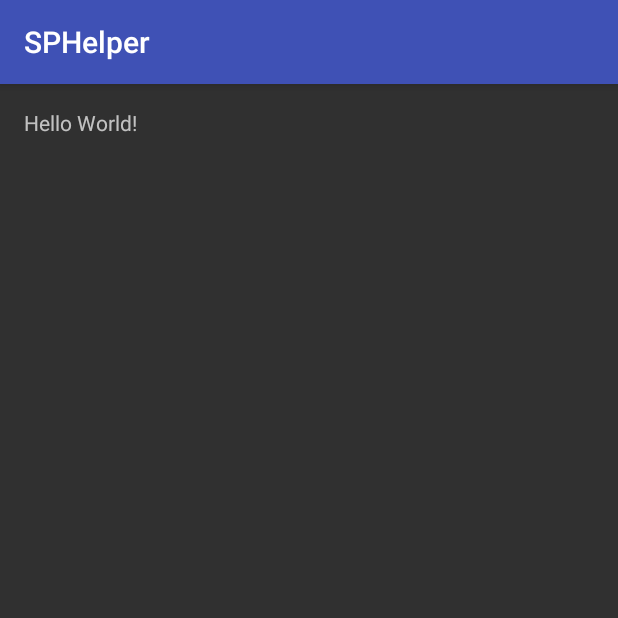
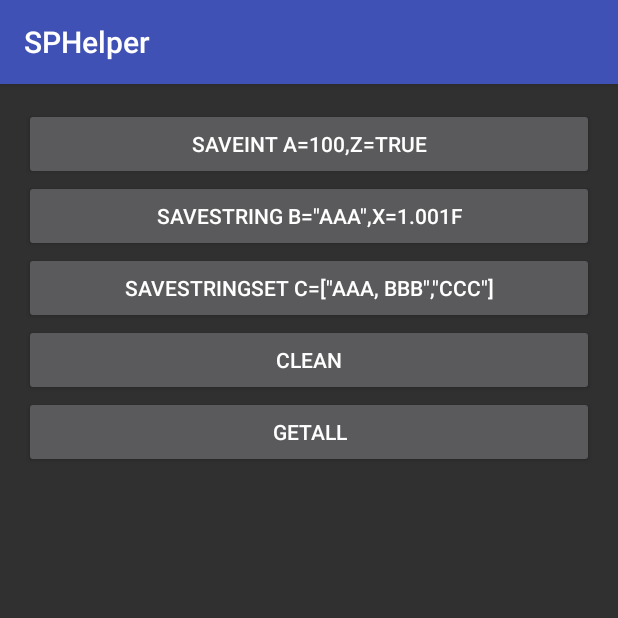
Before and after one commit to penglu20/SPHelper, an Android app: the screen it shows after launch (MainActivity), on a phone screen of 412 x 824 dp, the top half of it. Run offline under Robolectric (Android 15) with nearby library versions, the phone set to English and light mode, and no system bars.

Commit message:
添加了demo 增加getall，clean的功能

```diff
--- a/app/src/main/AndroidManifest.xml
+++ b/app/src/main/AndroidManifest.xml
@@ -8,7 +8,9 @@
         android:label="@string/app_name"
         android:supportsRtl="true"
         android:theme="@style/AppTheme">
-        <activity android:name="com.pl.sphelper.MainActivity">
+        <activity android:name="com.pl.sphelper.MainActivity"
+            android:process=":demo"
+            >
             <intent-filter>
                 <action android:name="android.intent.action.MAIN" />
 
--- a/app/src/main/res/layout/activity_main.xml
+++ b/app/src/main/res/layout/activity_main.xml
@@ -1,5 +1,5 @@
 <?xml version="1.0" encoding="utf-8"?>
-<RelativeLayout xmlns:android="http://schemas.android.com/apk/res/android"
+<LinearLayout xmlns:android="http://schemas.android.com/apk/res/android"
     xmlns:tools="http://schemas.android.com/tools"
     android:id="@+id/activity_main"
     android:layout_width="match_parent"
@@ -8,10 +8,44 @@
     android:paddingLeft="@dimen/activity_horizontal_margin"
     android:paddingRight="@dimen/activity_horizontal_margin"
     android:paddingTop="@dimen/activity_vertical_margin"
+    android:orientation="vertical"
     tools:context="com.pl.sphelper.MainActivity">
 
-    <TextView
-        android:layout_width="wrap_content"
+    <Button
+        android:layout_width="match_parent"
         android:layout_height="wrap_content"
-        android:text="Hello World!" />
-</RelativeLayout>
+        android:text="saveInt a=100,z=true"
+        android:onClick="saveIntAndBool"
+        />
+    <Button
+        android:layout_width="match_parent"
+        android:layout_height="wrap_content"
+        android:text="saveString b=&quot;aaa&quot;,x=1.001f"
+        android:onClick="saveStringAndFloat"
+        />
+    <Button
+        android:layout_width="match_parent"
+        android:layout_height="wrap_content"
+        android:text="saveStringSet c=[&quot;aaa, bbb&quot;,&quot;ccc&quot;]"
+        android:onClick="saveStringSet"
+        />
+
+    <Button
+        android:layout_width="match_parent"
+        android:layout_height="wrap_content"
+        android:text="clean"
+        android:onClick="clean"
+        />
+
+
+    <Button
+        android:layout_width="match_parent"
+        android:layout_height="wrap_content"
+        android:text="getAll"
+        android:onClick="getValue"
+        />
+    <android.support.v7.widget.AppCompatTextView
+        android:id="@+id/values"
+        android:layout_width="match_parent"
+        android:layout_height="wrap_content" />
+</LinearLayout>
--- a/gradle.properties
+++ b/gradle.properties
@@ -9,7 +9,7 @@
 
 # Specifies the JVM arguments used for the daemon process.
 # The setting is particularly useful for tweaking memory settings.
-org.gradle.jvmargs=-Xmx1536m
+org.gradle.jvmargs=-Xmx1024m
 
 # When configured, Gradle will run in incubating parallel mode.
 # This option should only be used with decoupled projects. More details, visit
--- a/sphelper/src/main/AndroidManifest.xml
+++ b/sphelper/src/main/AndroidManifest.xml
@@ -3,7 +3,7 @@
     <application android:allowBackup="true" android:label="@string/app_name"
         android:supportsRtl="true">
         <provider
-            android:name=".GetAwayContentProvider"
+            android:name=".SPContentProvider"
             android:authorities="com.pl.sphelper"
             android:exported="false" />
     </application>
```
Also changed, not shown: app/src/main/java/com/pl/sphelper/MainActivity.java (+64 -4 lines), sphelper/build.gradle (+4 -4 lines), sphelper/src/main/java/com/pl/sphelper/ConstantUtil.java (+9 -3 lines), sphelper/src/main/java/com/pl/sphelper/SPContentProvider.java (renamed from sphelper/src/main/java/com/pl/sphelper/GetAwayContentProvider.java, +39 -6 lines), sphelper/src/main/java/com/pl/sphelper/SPHelper.java (+66 -8 lines), sphelper/src/main/java/com/pl/sphelper/SPHelperImpl.java (+113 -93 lines).
